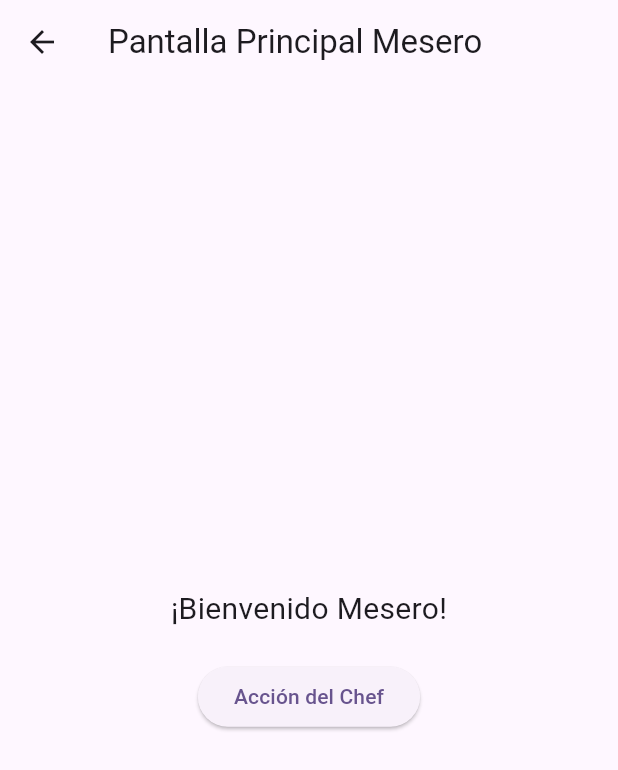
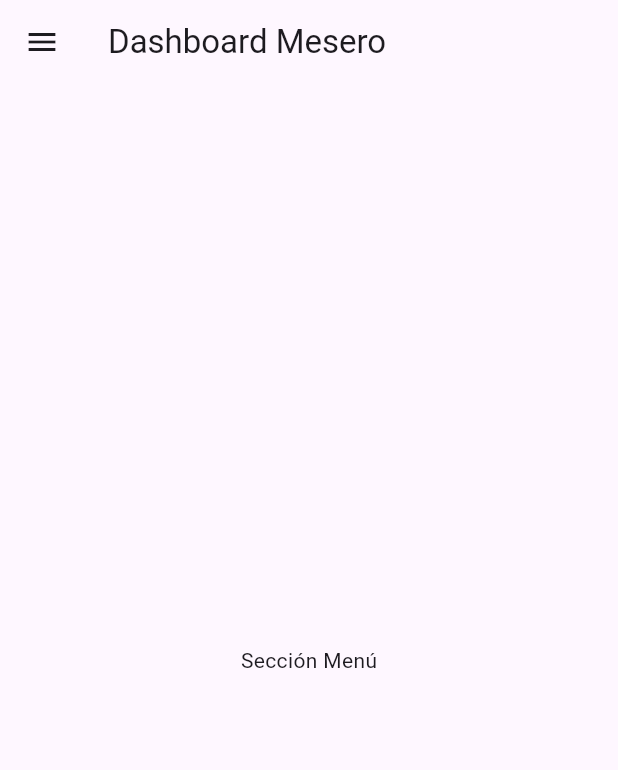
Before and after one commit to AndersonVargas24/ProyectoMenu, a Flutter app: the Principalwaiter screen opened directly, on a phone screen of 412 x 824 dp. Shown: the top 770 px of the screen. Run offline on Flutter 3.47's test engine with Material 3 defaults, Android fonts, the light colour scheme and no system bars; our stand-ins replace cloud_firestore, firebase_auth, firebase_core; accounts and stored records are empty.

Commit message:
login finished
detalles, dashboard waiter, chef  view

```diff
--- a/menu/lib/Autehtentication/login.dart
+++ b/menu/lib/Autehtentication/login.dart
@@ -42,8 +42,7 @@ class _LoginMenuState extends State<LoginMenu> {
                     fit: BoxFit.cover,  // Ajusta la imagen al tamaño del contenedor
                   )
               ),
-              Text("¡Pantalla de Login cargada!", style: TextStyle(fontSize: 20)),
-                  const SizedBox(height: 1),
+
 
                   //user
                   Container(
--- a/menu/lib/Waiter/PrincipalWaiter.dart
+++ b/menu/lib/Waiter/PrincipalWaiter.dart
@@ -1,4 +1,8 @@
 import 'package:flutter/material.dart';
+import 'package:menu/WaiterDashboard/CrearComanda.dart';
+import 'package:menu/WaiterDashboard/ComandaView.dart';
+import 'package:menu/WaiterDashboard/SeccionMenu.dart';
+import 'package:menu/WaiterDashboard/SeccionBebidas.dart';
 
 class Principalwaiter extends StatefulWidget {
   const Principalwaiter({super.key});
@@ -8,27 +12,51 @@ class Principalwaiter extends StatefulWidget {
 }
 
 class _PrincipalwaiterState extends State<Principalwaiter> {
+  int _selectedIndex = 0;
+  final List<Widget> _pages = <Widget>[
+    const SeccionMenu(),
+    const SeccionBebidas(),
+    const ViewComanda(),
+    const SeccionCreateComanda(),
+  ];
+
+  void _onItemTapped (int index) {
+    setState(() {
+      _selectedIndex = index;
+      Navigator.pop (context); // Cierra el Drawer después de seleccionar una opción
+    });
+  }
   @override
-  Widget build(BuildContext context) {
+ Widget build(BuildContext context) {
     return Scaffold(
-      appBar: AppBar(
-        title: const Text("Pantalla Principal Mesero"),),
-        body: Center(
-          child: Column(
-            mainAxisAlignment: MainAxisAlignment.center,
-            children: [
-              const Text("¡Bienvenido Mesero!", style: TextStyle(fontSize: 20)),
-              const SizedBox(height: 20),
-              ElevatedButton(
-                onPressed: () {
-                  // Acción al presionar el botón
-                },
-                child: const Text("Acción del Chef"),
-              ),
-            ],
-          ),
-
+      appBar: AppBar(title: Text("Dashboard Mesero")),
+      drawer: Drawer(
+        child: ListView(
+          children: [
+            DrawerHeader(
+              child: Text("Menú de Opciones"),
+              decoration: BoxDecoration(color: const Color.fromARGB(255, 131, 178, 216)),
+            ),
+            ListTile(
+              title: Text("Menú"),
+              onTap: () => _onItemTapped(0),
+            ),
+            ListTile(
+              title: Text("Bebidas"),
+              onTap: () => _onItemTapped(1),
+            ),
+            ListTile(
+              title: Text("Comandas"),
+              onTap: () => _onItemTapped(2),
+            ),
+            ListTile(
+              title: Text("Crear Comanda"),
+              onTap: () => _onItemTapped(3),
+            ),
+          ],
+        ),
       ),
+      body: _pages[_selectedIndex],
     );
   }
 }
--- /dev/null
+++ b/menu/lib/WaiterDashboard/SeccionMenu.dart
@@ -0,0 +1,15 @@
+import 'package:flutter/material.dart';
+
+class SeccionMenu extends StatefulWidget {
+  const SeccionMenu({super.key});
+
+  @override
+  State<SeccionMenu> createState() => _SeccionMenuState();
+}
+
+class _SeccionMenuState extends State<SeccionMenu> {
+  @override
+  Widget build(BuildContext context) {
+    return const Center(child: Text ('Sección Menú'));
+  }
+}
```
Also changed, not shown: menu/lib/Autehtentication/ChefWaiter.dart (+31 -17 lines), menu/lib/WaiterDashboard/ComandaView.dart (added, +17 -0 lines), menu/lib/WaiterDashboard/CrearComanda.dart (added, +17 -0 lines), menu/lib/WaiterDashboard/SeccionBebidas.dart (added, +17 -0 lines).
